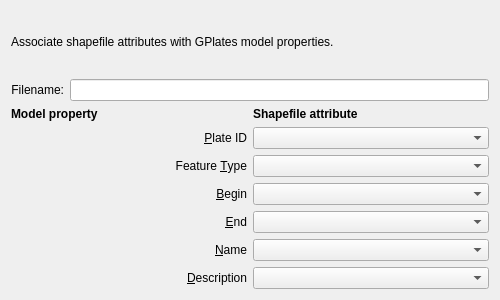
Above: src/qt-widgets/ShapefileAttributeWidgetUi.ui from GPlates/GPlates before the change. Below: the same form after it.
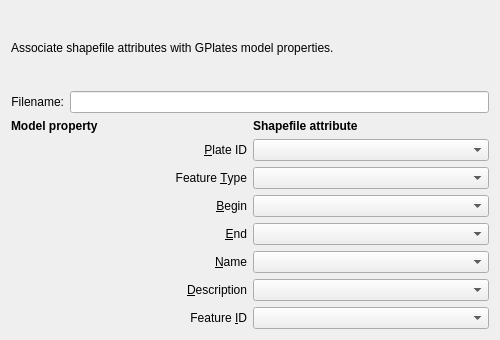
That is the form after the change.

Commit message: (trunk) Replaced source:/gplates/trunk using source:/gplates/branches/add-feature-id-to-shapefile-2010-jan-18@7447 incorporating log:/gplates/branches/add-feature-id-to-shapefile-2010-jan-18@7435:7447 ([log:/gplates/trunk@7435:7447 No changes on trunk] since last update from trunk).

The edit to the form file:
```diff
--- a/src/qt-widgets/ShapefileAttributeWidgetUi.ui
+++ b/src/qt-widgets/ShapefileAttributeWidgetUi.ui
@@ -6,7 +6,7 @@
     <x>0</x>
     <y>0</y>
     <width>500</width>
-    <height>300</height>
+    <height>340</height>
    </rect>
   </property>
   <property name="sizePolicy" >
@@ -213,6 +213,22 @@
      <item row="6" column="1" >
       <widget class="QComboBox" name="combo_description" />
      </item>
+     <item row="7" column="0" >
+      <widget class="QLabel" name="label_feature_id" >
+       <property name="text" >
+        <string>Feature &amp;ID</string>
+       </property>
+       <property name="alignment" >
+        <set>Qt::AlignRight|Qt::AlignTrailing|Qt::AlignVCenter</set>
+       </property>
+       <property name="buddy" >
+        <cstring>combo_feature_id</cstring>
+       </property>
+      </widget>
+     </item>
+     <item row="7" column="1" >
+      <widget class="QComboBox" name="combo_feature_id" />
+     </item>
     </layout>
    </item>
   </layout>
```
The commit also changes 7 other files.
